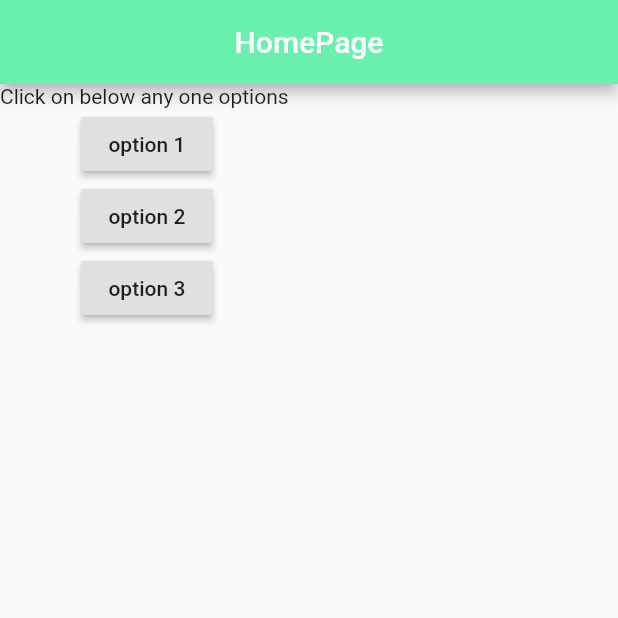
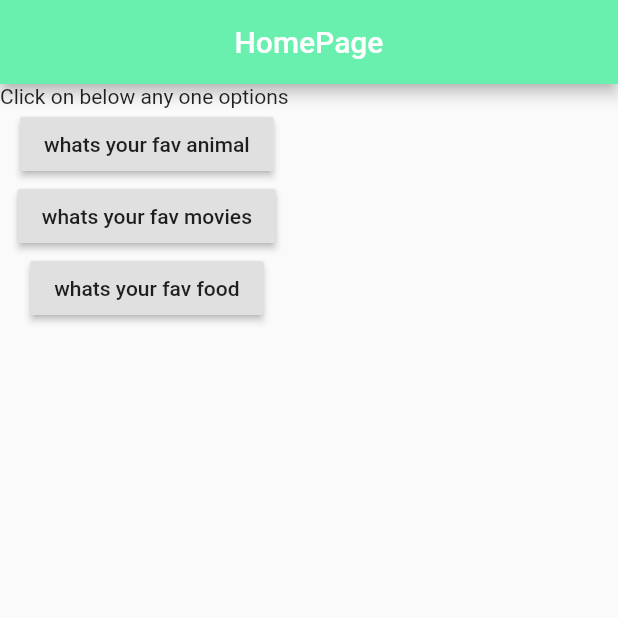
Before and after one commit to SubashMuruganDev/Flutter-QuizApp, a Flutter app: the screen it shows after launch, on a phone screen of 412 x 824 dp, the top half of it. Run offline on Flutter 3.47's test engine with Material 2 defaults, Android fonts, the phone set to English and light mode, and no system bars.

Commit message:
Static way of accessing value of List

```diff
--- a/lib/main.dart
+++ b/lib/main.dart
@@ -6,6 +6,11 @@ void main() {
 
 class MyApp extends StatelessWidget {
   void onPressed() => print('option 1 chosen');
+  var questions = [
+    'whats your fav animal',
+    'whats your fav movies',
+    'whats your fav food',
+  ];
   @override
   Widget build(BuildContext context) {
     return MaterialApp(
@@ -21,15 +26,15 @@ class MyApp extends StatelessWidget {
           children: [
             Text('Click on below any one options '),
             RaisedButton(
-              child: Text('option 1'),
+              child: Text(questions.elementAt(0)),
               onPressed: onPressed,
             ),
             RaisedButton(
-              child: Text('option 2'),
+              child: Text(questions[1]),
               onPressed: () => print('chosen opetion 2'),
             ),
             RaisedButton(
-              child: Text('option 3'),
+              child: Text(questions[2]),
               onPressed: () => print('chosen opetion 3'),
             ),
           ],
```
